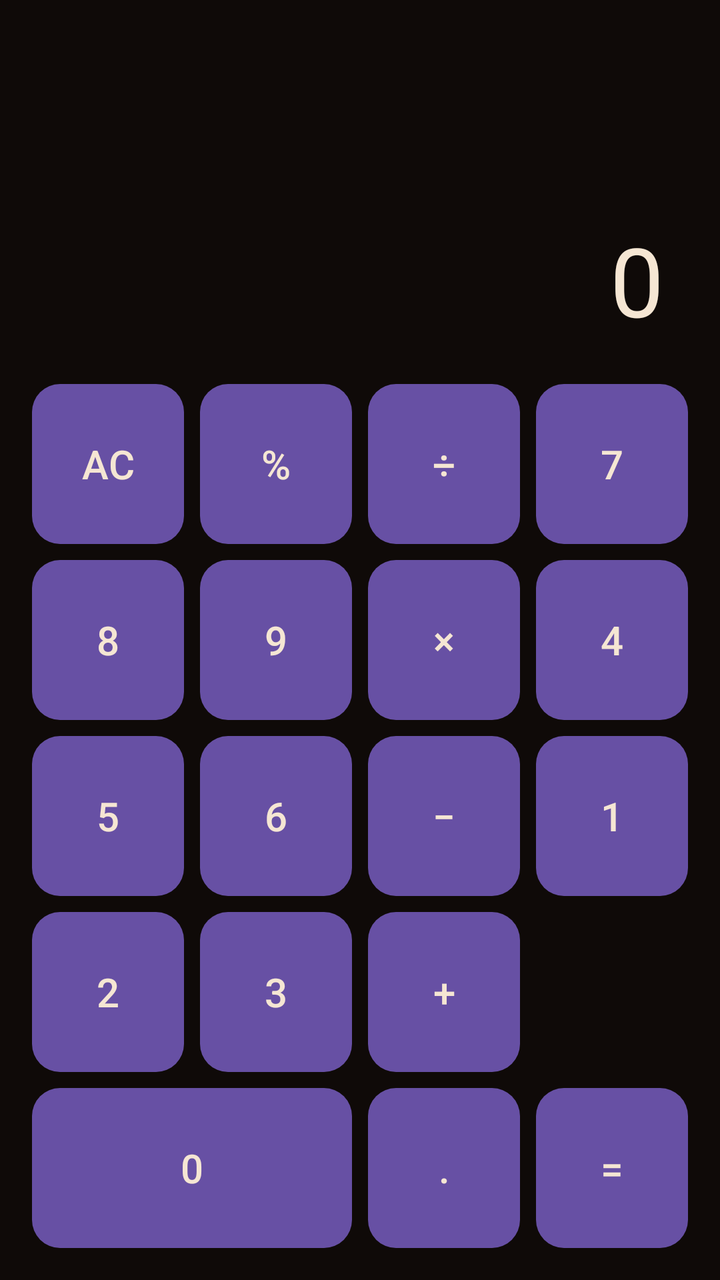
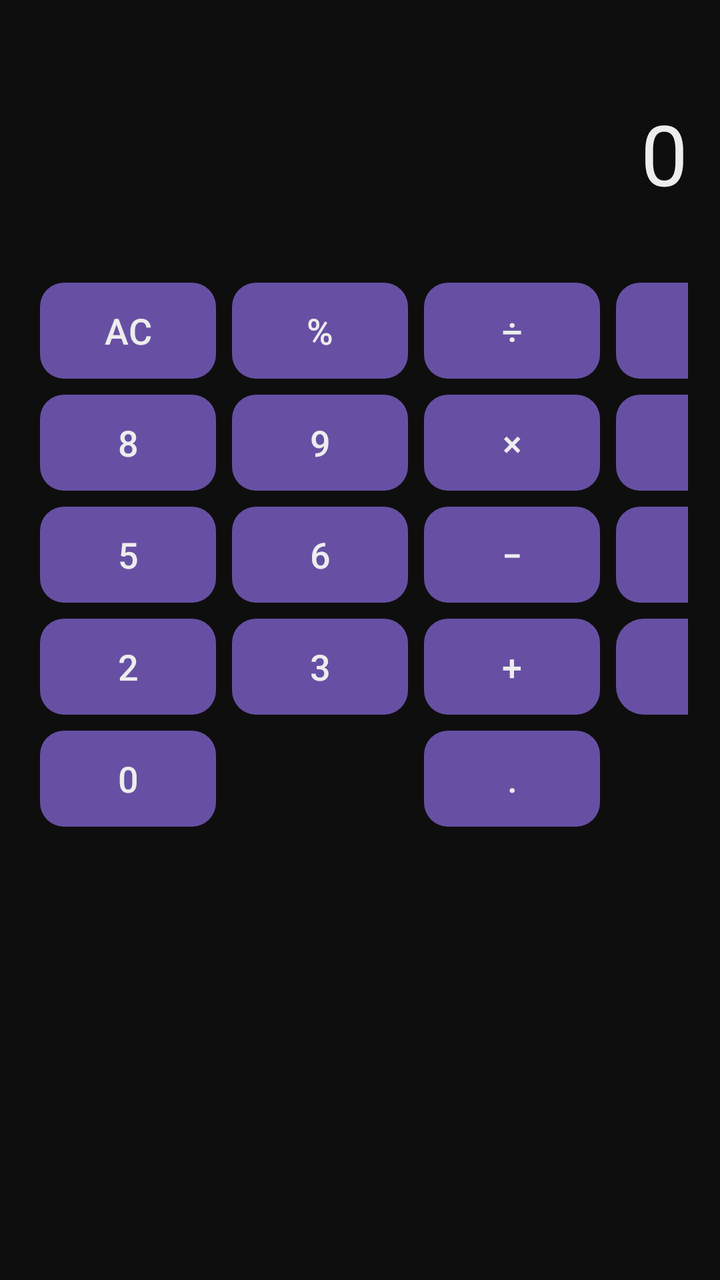

Two renders of the same Android screen: before a commit and after it. Below are the layout's source before the change and the commit's diff.
<!-- AndroidManifest.xml: application theme Theme.Material3.DayNight.NoActionBar -->
<!-- res/layout/activity_main.xml -->
<?xml version="1.0" encoding="utf-8"?>
<LinearLayout xmlns:android="http://schemas.android.com/apk/res/android"
    android:layout_width="match_parent"
    android:layout_height="match_parent"
    android:orientation="vertical"
    android:background="#0F0A08"
    android:padding="12dp">

    <TextView
        android:id="@+id/display"
        android:layout_width="match_parent"
        android:layout_height="0dp"
        android:layout_weight="2"
        android:text="0"
        android:textColor="#F5E6D3"
        android:textSize="48sp"
        android:gravity="bottom|end"
        android:padding="16dp"/>

    <GridLayout
        android:layout_width="match_parent"
        android:layout_height="0dp"
        android:layout_weight="5"
        android:columnCount="4"
        android:useDefaultMargins="true">

        <Button style="@style/CalcBtn" android:id="@+id/btnAC" android:text="AC"/>
        <Button style="@style/CalcBtn" android:id="@+id/btnPct" android:text="%"/>
        <Button style="@style/CalcBtn" android:id="@+id/btnDiv" android:text="÷"/>

        <Button style="@style/CalcBtn" android:id="@+id/btn7" android:text="7"/>
        <Button style="@style/CalcBtn" android:id="@+id/btn8" android:text="8"/>
        <Button style="@style/CalcBtn" android:id="@+id/btn9" android:text="9"/>
        <Button style="@style/CalcBtn" android:id="@+id/btnMul" android:text="×"/>

        <Button style="@style/CalcBtn" android:id="@+id/btn4" android:text="4"/>
        <Button style="@style/CalcBtn" android:id="@+id/btn5" android:text="5"/>
        <Button style="@style/CalcBtn" android:id="@+id/btn6" android:text="6"/>
        <Button style="@style/CalcBtn" android:id="@+id/btnSub" android:text="−"/>

        <Button style="@style/CalcBtn" android:id="@+id/btn1" android:text="1"/>
        <Button style="@style/CalcBtn" android:id="@+id/btn2" android:text="2"/>
        <Button style="@style/CalcBtn" android:id="@+id/btn3" android:text="3"/>
        <Button style="@style/CalcBtn" android:id="@+id/btnAdd" android:text="+"/>

        <Button style="@style/CalcBtn"
            android:id="@+id/btn0"
            android:text="0"
            android:layout_columnSpan="2"/>
        <Button style="@style/CalcBtn" android:id="@+id/btnDot" android:text="."/>
        <Button style="@style/CalcBtn" android:id="@+id/btnEq" android:text="="/>
    </GridLayout>
</LinearLayout>
<!-- resources referenced by this layout -->
<resources>
  <style name="CalcBtn">
          <item name="android:layout_width">0dp</item>
          <item name="android:layout_height">0dp</item>
          <item name="android:layout_rowWeight">1</item>
          <item name="android:layout_columnWeight">1</item>
          <item name="android:background">@drawable/btn_normal</item>
          <item name="android:textColor">#F5E6D3</item>
          <item name="android:textSize">20sp</item>
      </style>
  <!-- drawable btn_normal (drawable) -->
  <shape xmlns:android="http://schemas.android.com/apk/res/android">
      <solid android:color="#3A2A23"/>
      <corners android:radius="14dp"/>
  </shape>
</resources>

<!-- the commit's change to res/layout/activity_main.xml (unified diff, before → after) -->
@@ -1,53 +1,59 @@
 <?xml version="1.0" encoding="utf-8"?>
 <LinearLayout xmlns:android="http://schemas.android.com/apk/res/android"
+    android:orientation="vertical"
+    android:background="#0E0E0E"
+    android:padding="16dp"
     android:layout_width="match_parent"
-    android:layout_height="match_parent"
-    android:orientation="vertical"
-    android:background="#0F0A08"
-    android:padding="12dp">
+    android:layout_height="match_parent">
 
     <TextView
         android:id="@+id/display"
+        android:text="0"
+        android:textColor="#EDEDED"
+        android:textSize="42sp"
+        android:gravity="end|center_vertical"
         android:layout_width="match_parent"
         android:layout_height="0dp"
-        android:layout_weight="2"
-        android:text="0"
-        android:textColor="#F5E6D3"
-        android:textSize="48sp"
-        android:gravity="bottom|end"
-        android:padding="16dp"/>
+        android:layout_weight="1"/>
 
     <GridLayout
+        android:columnCount="4"
+        android:rowCount="5"
         android:layout_width="match_parent"
         android:layout_height="0dp"
-        android:layout_weight="5"
-        android:columnCount="4"
+        android:layout_weight="4"
         android:useDefaultMargins="true">
 
-        <Button style="@style/CalcBtn" android:id="@+id/btnAC" android:text="AC"/>
-        <Button style="@style/CalcBtn" android:id="@+id/btnPct" android:text="%"/>
+        
+        <Button style="@style/CalcBtn" android:id="@+id/btnClear" android:text="AC"/>
+        <Button style="@style/CalcBtn" android:id="@+id/btnPercent" android:text="%"/>
         <Button style="@style/CalcBtn" android:id="@+id/btnDiv" android:text="÷"/>
+        <Button style="@style/CalcBtnOp" android:id="@+id/btn7" android:text="7"/>
 
-        <Button style="@style/CalcBtn" android:id="@+id/btn7" android:text="7"/>
+        
         <Button style="@style/CalcBtn" android:id="@+id/btn8" android:text="8"/>
         <Button style="@style/CalcBtn" android:id="@+id/btn9" android:text="9"/>
         <Button style="@style/CalcBtn" android:id="@+id/btnMul" android:text="×"/>
+        <Button style="@style/CalcBtn" android:id="@+id/btn4" android:text="4"/>
 
-        <Button style="@style/CalcBtn" android:id="@+id/btn4" android:text="4"/>
+        
         <Button style="@style/CalcBtn" android:id="@+id/btn5" android:text="5"/>
         <Button style="@style/CalcBtn" android:id="@+id/btn6" android:text="6"/>
-        <Button style="@style/CalcBtn" android:id="@+id/btnSub" android:text="−"/>
+        <Button style="@style/CalcBtn" android:id="@+id/btnMinus" android:text="−"/>
+        <Button style="@style/CalcBtn" android:id="@+id/btn1" android:text="1"/>
 
-        <Button style="@style/CalcBtn" android:id="@+id/btn1" android:text="1"/>
+        
         <Button style="@style/CalcBtn" android:id="@+id/btn2" android:text="2"/>
         <Button style="@style/CalcBtn" android:id="@+id/btn3" android:text="3"/>
-        <Button style="@style/CalcBtn" android:id="@+id/btnAdd" android:text="+"/>
+        <Button style="@style/CalcBtn" android:id="@+id/btnPlus" android:text="+"/>
+        <Button style="@style/CalcBtnEq" android:id="@+id/btnEqual" android:text="="/>
 
-        <Button style="@style/CalcBtn"
+        
+        <Button style="@style/CalcBtnWide"
             android:id="@+id/btn0"
             android:text="0"
             android:layout_columnSpan="2"/>
         <Button style="@style/CalcBtn" android:id="@+id/btnDot" android:text="."/>
-        <Button style="@style/CalcBtn" android:id="@+id/btnEq" android:text="="/>
     </GridLayout>
+
 </LinearLayout>
<!-- resource entries referenced after the edit -->
@@ -1,17 +1,31 @@
 <!-- resources referenced by this layout -->
 <resources>
   <style name="CalcBtn">
-          <item name="android:layout_width">0dp</item>
-          <item name="android:layout_height">0dp</item>
-          <item name="android:layout_rowWeight">1</item>
-          <item name="android:layout_columnWeight">1</item>
-          <item name="android:background">@drawable/btn_normal</item>
-          <item name="android:textColor">#F5E6D3</item>
-          <item name="android:textSize">20sp</item>
+          <item name="android:background">@drawable/btn_ripple</item>
+          <item name="android:textColor">#EDEDED</item>
+          <item name="android:textSize">18sp</item>
       </style>
-  <!-- drawable btn_normal (drawable) -->
+  <style name="CalcBtnEq" parent="CalcBtn">
+          <item name="android:textColor">#0E0E0E</item>
+          <item name="android:background">@drawable/btn_equal</item>
+      </style>
+  <style name="CalcBtnOp" parent="CalcBtn">
+          <item name="android:textColor">#FFB86C</item>
+      </style>
+  <style name="CalcBtnWide" parent="CalcBtn" />
+  <!-- drawable btn_ripple (drawable) -->
+  <ripple xmlns:android="http://schemas.android.com/apk/res/android"
+      android:color="#33FFFFFF">
+      <item>
+          <shape>
+              <solid android:color="#1F1F1F"/>
+              <corners android:radius="12dp"/>
+          </shape>
+      </item>
+  </ripple>
+  <!-- drawable btn_equal (drawable) -->
   <shape xmlns:android="http://schemas.android.com/apk/res/android">
-      <solid android:color="#3A2A23"/>
+      <solid android:color="#F5C27A"/>
       <corners android:radius="14dp"/>
   </shape>
 </resources>
